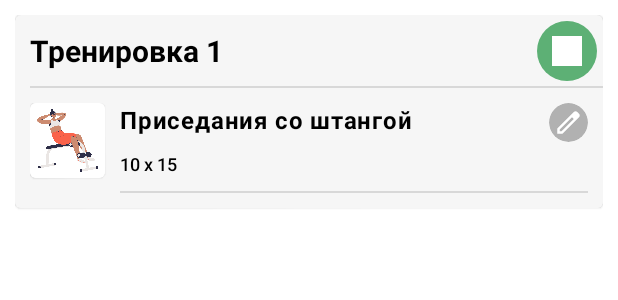
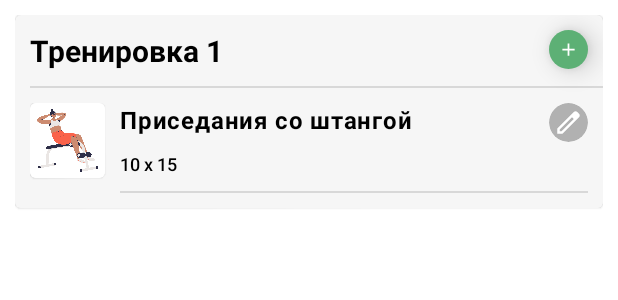
Before and after one commit to BeanNapkin/KachokNotes, an Android app: the layout workout.xml on its own in the app's theme, with its tools: preview values and no code run, on a phone screen of 412 x 824 dp. Shown: the top 300 px of the screen. Run offline under Robolectric (Android 15) with nearby library versions, the phone set to English and light mode, and no system bars; Roboto replaces fonts that are not available here.

Commit message:
Finally make little icon button

```diff
--- a/app/src/main/res/layout/workout.xml
+++ b/app/src/main/res/layout/workout.xml
@@ -30,11 +30,19 @@
 
             <com.google.android.material.button.MaterialButton
                 style="@style/Widget.SmallIconButtons.IconButton"
-                android:layout_width="wrap_content"
-                android:layout_height="wrap_content"
-                app:icon="@drawable/exercise"
-                app:layout_constraintEnd_toEndOf="parent"
-                app:layout_constraintTop_toTopOf="parent" />
+                android:layout_width="26dp"
+                android:layout_height="26dp"
+                app:iconSize="14dp"
+                android:elevation="10dp"
+                android:insetTop="0dp"
+                android:insetRight="0dp"
+                android:insetBottom="0dp"
+                android:layout_margin="10dp"
+                android:insetLeft="0dp"
+                app:iconGravity="textStart"
+                app:icon="@drawable/baseline_add_24"
+                app:layout_constraintTop_toTopOf="parent"
+                app:layout_constraintEnd_toEndOf="parent" />
 
             <com.google.android.material.divider.MaterialDivider
                 android:id="@+id/divider"
```
